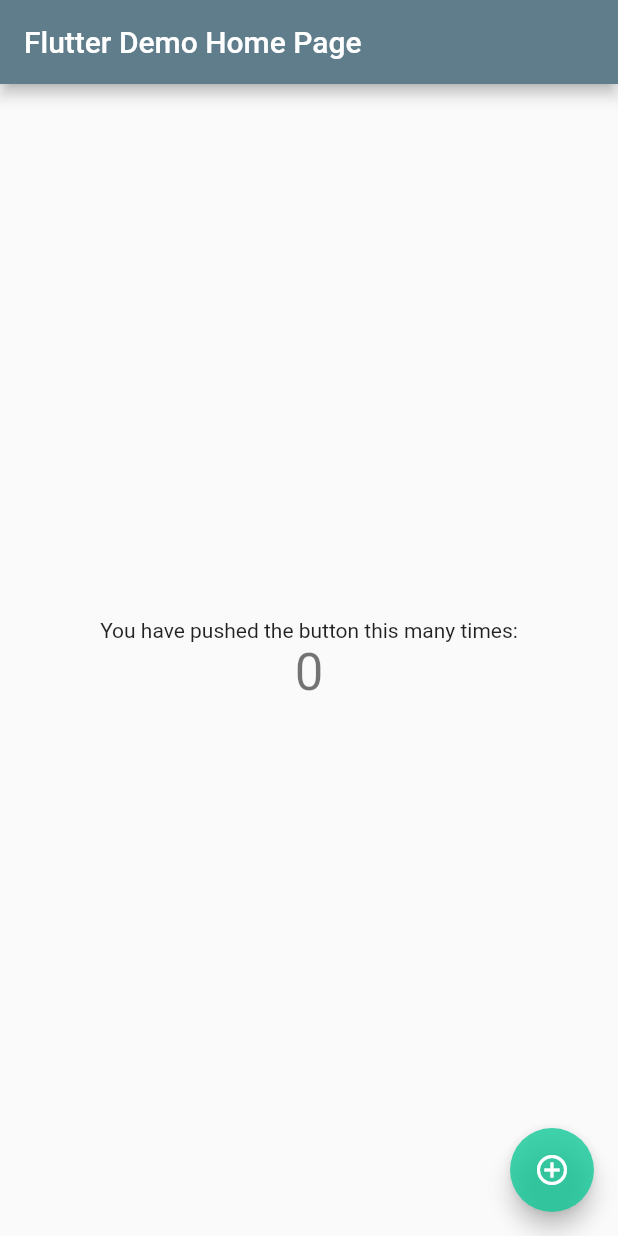
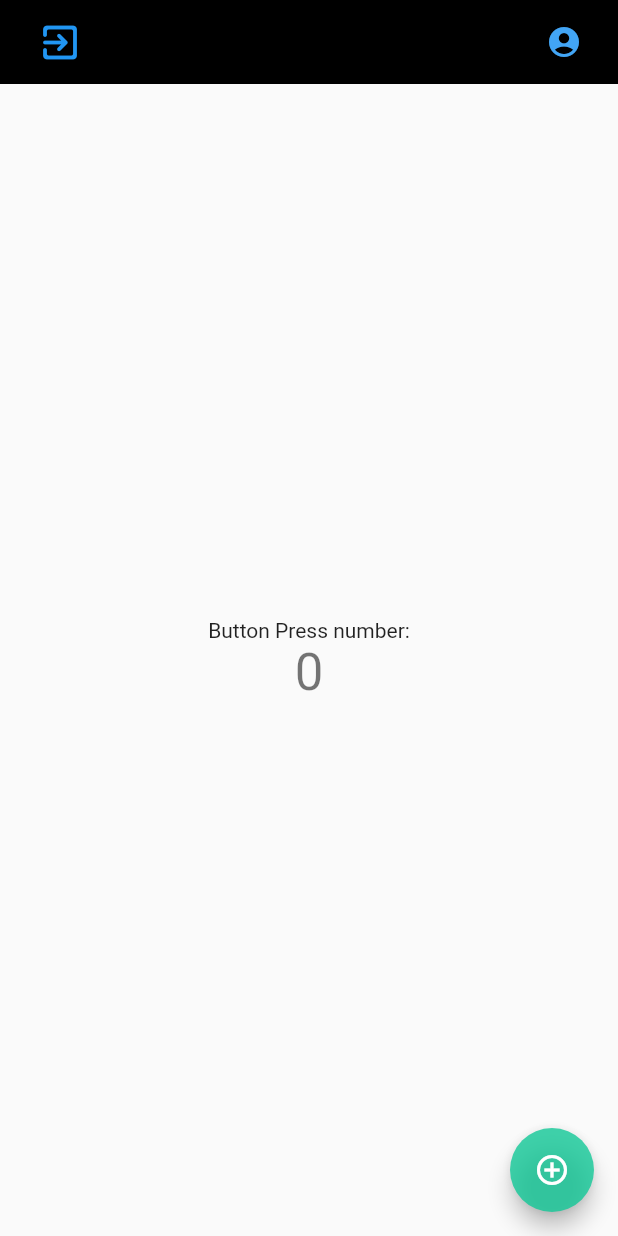
Before and after one commit to nikhil-RGB/kzilla-learning-counter-app, a Flutter app: the screen it shows after launch, on a phone screen of 412 x 824 dp. Run offline on Flutter 3.47's test engine with Material 2 defaults, Android fonts, the light colour scheme and no system bars.

Commit message:
Customize AppBar with icon buttons

```diff
--- a/kzilla_learning/lib/main.dart
+++ b/kzilla_learning/lib/main.dart
@@ -1,4 +1,5 @@
 import 'package:flutter/material.dart';
+import 'package:flutter/services.dart';
 
 void main() {
   runApp(const MyApp());
@@ -70,11 +71,7 @@
     // fast, so that you can just rebuild anything that needs updating rather
     // than having to individually change instances of widgets.
     return Scaffold(
-      appBar: AppBar(
-        // Here we take the value from the MyHomePage object that was created by
-        // the App.build method, and use it to set our appbar title.
-        title: Text(widget.title),
-      ),
+      appBar: buildBar(),
       body: Center(
         // Center is a layout widget. It takes a single child and positions it
         // in the middle of the parent.
@@ -96,7 +93,7 @@
           mainAxisAlignment: MainAxisAlignment.center,
           children: <Widget>[
             const Text(
-              'You have pushed the button this many times:',
+              'Button Press number:',
             ),
             Text(
               '$_counter',
@@ -113,4 +110,42 @@
       ), // This trailing comma makes auto-formatting nicer for build methods.
     );
   }
+
+  //This function is used to build the app bar to be used in the application's homescreen.
+  AppBar buildBar() {
+    return AppBar(
+        elevation: 0,
+        backgroundColor: Colors.black,
+        title: new Row(
+          mainAxisAlignment: MainAxisAlignment.spaceBetween,
+          children: [
+            IconButton(
+              icon: Icon(
+                Icons.exit_to_app_rounded,
+                color: Colors.blue,
+                size: 30,
+              ),
+              onPressed: () => {SystemNavigator.pop()},
+            ),
+            Container(
+                height: 40,
+                width: 40,
+                child: ClipRRect(
+                    borderRadius: BorderRadius.circular(30),
+                    child: Tooltip(
+                      textStyle: TextStyle(
+                        fontSize: 13,
+                      ),
+                      preferBelow: true,
+                      message: "Account",
+                      child: IconButton(
+
+                          //tooltip: 'Light/Dark mode',
+                          icon: Icon(Icons.account_circle_rounded),
+                          color: Colors.blue.shade400,
+                          onPressed: () => {}),
+                    )))
+          ],
+        ));
+  }
 }
```
